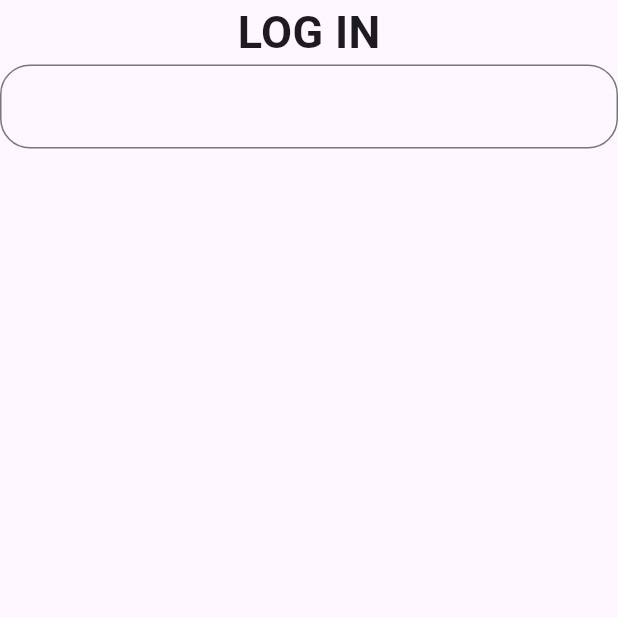
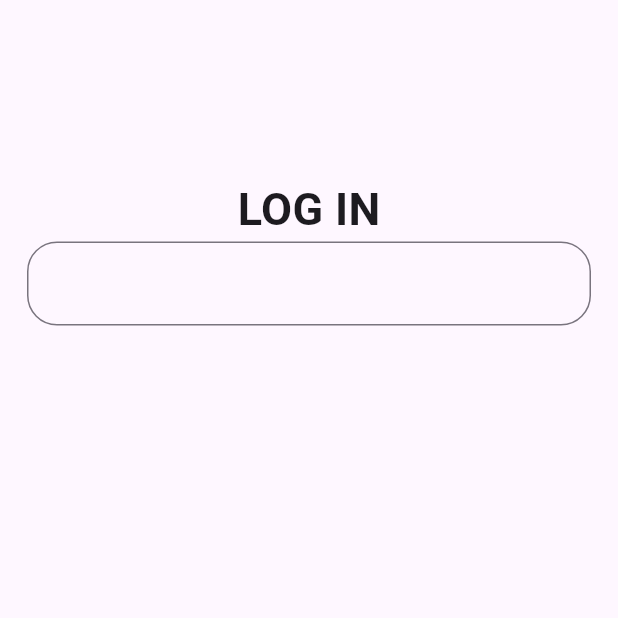
Before and after one commit to sohasara/E-Commerce-App, a Flutter app: the screen it shows after launch, on a phone screen of 412 x 824 dp, the top half of it. Run offline on Flutter 3.47's test engine with Material 3 defaults, Android fonts, the phone set to English and light mode, and no system bars.

Commit message:
add padding

```diff
--- a/lib/feature/presentation/pages/log_in.dart
+++ b/lib/feature/presentation/pages/log_in.dart
@@ -8,8 +8,13 @@ class LogIn extends StatelessWidget {
   Widget build(BuildContext context) {
     return const Scaffold(
       body: Center(
+        child: Padding(
+          padding: EdgeInsets.all(18.0),
           child: Column(
             children: [
+              SizedBox(
+                height: 100,
+              ),
               Text(
                 'LOG IN',
                 style: TextStyle(
@@ -21,6 +26,7 @@ class LogIn extends StatelessWidget {
             ],
           ),
         ),
+      ),
     );
   }
 }
```
Lines whose indentation alone changed are shown as unchanged.
